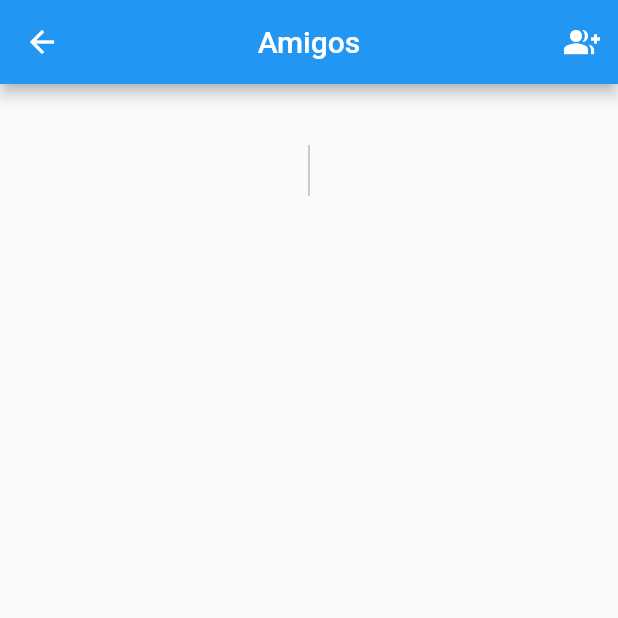
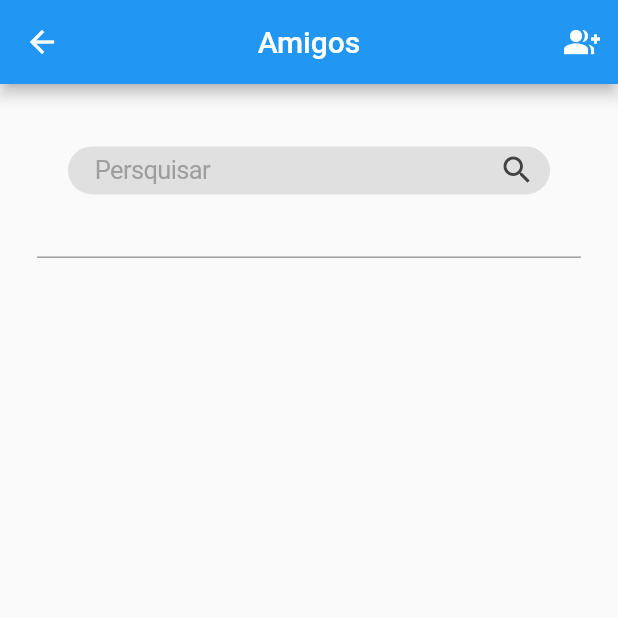
Before and after one commit to VitorPaulo21/MyProjects, a Flutter app: the friendsScreen screen opened directly, on a phone screen of 412 x 824 dp, the top half of it. Run offline on Flutter 3.47's test engine with Material 2 defaults, Android fonts, the phone set to English and light mode, and no system bars; our stand-ins replace cached_network_image, carousel_slider, connectivity_plus, firebase_auth, firebase_core, firebase_remote_config and 4 more; missing offline and left inert: encrypt, flutter_file_utils; accounts and stored records are empty.

```diff
--- a/anime_list/lib/screens/friends_screen.dart
+++ b/anime_list/lib/screens/friends_screen.dart
@@ -32,11 +32,37 @@ class _friendsScreenState extends State<friendsScreen> {
         children: [
           Container(
             padding: EdgeInsets.symmetric(
-                horizontal: MediaQuery.of(context).size.width * 0.5),
+                horizontal: MediaQuery.of(context).size.width * 0.11),
             alignment: Alignment.center,
             height: avaliableScreenSpace * 0.15,
             width: double.infinity,
-            child: CupertinoTextField(),
+
+            child: CupertinoTextField(
+              placeholder: "Persquisar",
+              placeholderStyle: const TextStyle(color: Colors.grey),
+              textInputAction: TextInputAction.search,
+              padding: const EdgeInsets.symmetric(horizontal: 18, vertical: 6),
+              suffix: Container(
+                margin: EdgeInsets.only(right: 10),
+                child: Icon(
+                  Icons.search,
+                  color: Colors.grey[800],
+                ),
+              ),
+              decoration: BoxDecoration(
+                color: Colors.grey[300],
+                borderRadius: const BorderRadius.all(
+                  Radius.circular(90),
+                ),
+              ),
+            ),
+          ),
+          Divider(
+            color: Colors.grey,
+            height: avaliableScreenSpace * 0.001,
+            endIndent: MediaQuery.of(context).size.width * 0.06,
+            indent: MediaQuery.of(context).size.width * 0.06,
+            thickness: 1,
           )
         ],
       ),
--- /dev/null
+++ b/my_expenses/lib/models/expense.dart
@@ -0,0 +1,6 @@
+class Expense {
+  double value;
+  DateTime compensation;
+
+  Expense({required this.value, required this.compensation});
+}
--- /dev/null
+++ b/my_expenses/lib/utils/app_routes.dart
@@ -0,0 +1,3 @@
+class AppRoutes {
+  static String HOME = "/";
+}
--- a/my_expenses/pubspec.yaml
+++ b/my_expenses/pubspec.yaml
@@ -29,6 +29,8 @@ environment:
 dependencies:
   flutter:
     sdk: flutter
+  intl: ^0.17.0
+  table_calendar: ^3.0.5
 
 
   # The following adds the Cupertino Icons font to your application.
@@ -38,6 +40,7 @@ dependencies:
 dev_dependencies:
   flutter_test:
     sdk: flutter
+
 
   # The "flutter_lints" package below contains a set of recommended lints to
   # encourage good coding practices. The lint set provided by the package is
```
Also changed, not shown: my_expenses/lib/main.dart (+7 -96 lines), my_expenses/lib/models/to_pay.dart (added, +9 -0 lines), my_expenses/lib/screens/home.dart (added, +34 -0 lines), my_expenses/pubspec.lock.
